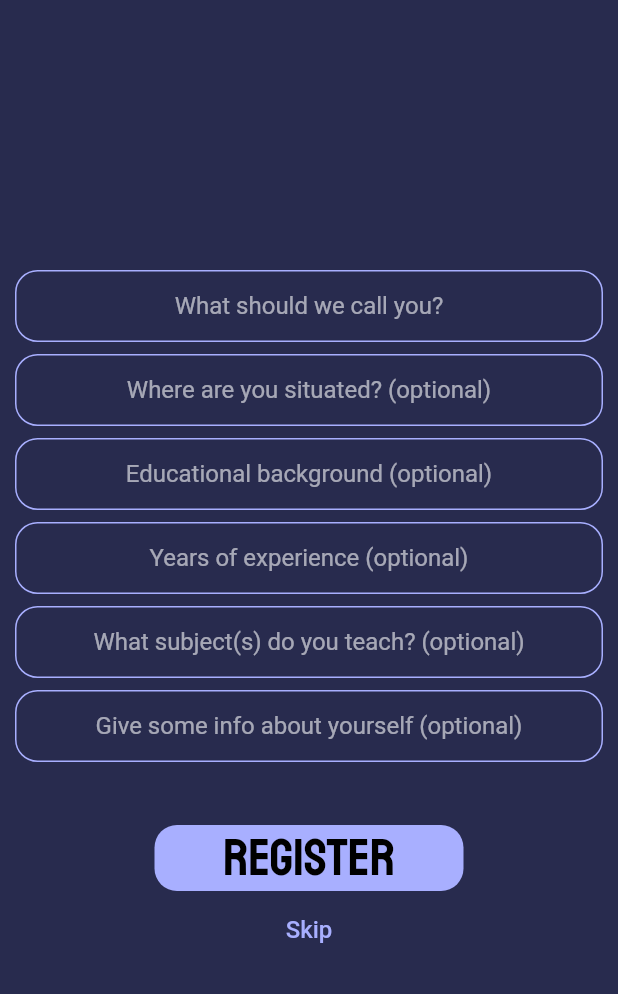
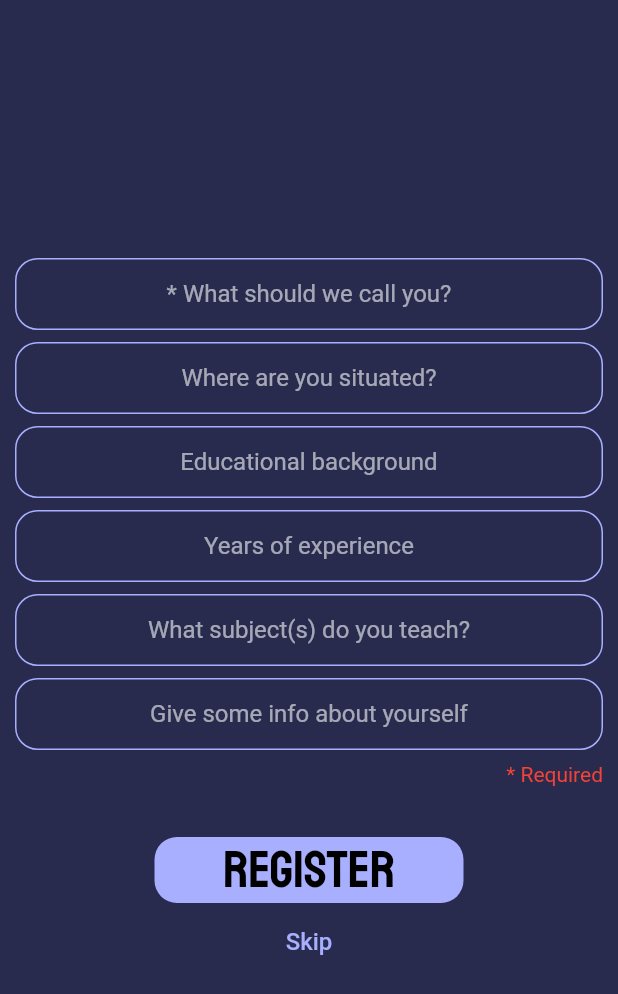
Before and after one commit to Shloktheboss142/Attendify, a Flutter app: the FurtherRegistration screen opened by its route, on a phone screen of 412 x 824 dp. Shown: the top 994 px of the screen. Run offline on Flutter 3.47's test engine with Material 2 defaults, Android fonts, the phone set to English and light mode, and no system bars; drawn by our look-alikes of modal_progress_hud_nsn; our stand-ins replace cloud_firestore, firebase_auth, firebase_core, firebase_database, firebase_storage, flutter_pw_validator and 2 more; missing offline and left inert: mobile_scanner; accounts and stored records are empty; Roboto replaces fonts that are missing (Cairo-Regular).

Commit message:
Made profile selection process better, changed logo and name of app, added icon next to ATTENDIFY

```diff
--- a/lib/further_registration.dart
+++ b/lib/further_registration.dart
@@ -79,7 +79,7 @@ class _FurtherRegistration extends State<FurtherRegistration> {
                     name = value;
                   },
                   decoration: kTextFieldDecoration.copyWith(
-                      hintText: 'What should we call you?',
+                      hintText: '* What should we call you?',
                       hintStyle: const TextStyle(
                           color: Color.fromARGB(150, 255, 255, 255)))),
               const SizedBox(
@@ -94,7 +94,7 @@ class _FurtherRegistration extends State<FurtherRegistration> {
                     location = value;
                   },
                   decoration: kTextFieldDecoration.copyWith(
-                      hintText: 'Where are you situated? (optional)',
+                      hintText: 'Where are you situated?',
                       hintStyle: const TextStyle(
                           color: Color.fromARGB(150, 255, 255, 255)))),
               const SizedBox(
@@ -109,7 +109,7 @@ class _FurtherRegistration extends State<FurtherRegistration> {
                     education = value;
                   },
                   decoration: kTextFieldDecoration.copyWith(
-                      hintText: 'Educational background (optional)',
+                      hintText: 'Educational background',
                       hintStyle: const TextStyle(
                           color: Color.fromARGB(150, 255, 255, 255)))),
               const SizedBox(
@@ -124,7 +124,7 @@ class _FurtherRegistration extends State<FurtherRegistration> {
                     experience = value;
                   },
                   decoration: kTextFieldDecoration.copyWith(
-                      hintText: 'Years of experience (optional)',
+                      hintText: 'Years of experience',
                       hintStyle: const TextStyle(
                           color: Color.fromARGB(150, 255, 255, 255)))),
               const SizedBox(
@@ -139,7 +139,7 @@ class _FurtherRegistration extends State<FurtherRegistration> {
                     subject = value;
                   },
                   decoration: kTextFieldDecoration.copyWith(
-                      hintText: 'What subject(s) do you teach? (optional)',
+                      hintText: 'What subject(s) do you teach?',
                       hintStyle: const TextStyle(
                           color: Color.fromARGB(150, 255, 255, 255)))),
               const SizedBox(
@@ -154,11 +154,26 @@ class _FurtherRegistration extends State<FurtherRegistration> {
                     about = value;
                   },
                   decoration: kTextFieldDecoration.copyWith(
-                      hintText: 'Give some info about yourself (optional)',
+                      hintText: 'Give some info about yourself',
                       hintStyle: const TextStyle(
                           color: Color.fromARGB(150, 255, 255, 255)))),
               const SizedBox(
-                height: 40.0,
+                height: 8,
+              ),
+              Container(
+                alignment: Alignment.center,
+                child: Row(
+                  mainAxisAlignment: MainAxisAlignment.end,
+                  children: const [
+                    Text(
+                      '* Required',
+                      style: TextStyle(color: Colors.red),
+                    ),
+                  ],
+                ),
+              ),
+              const SizedBox(
+                height: 32.0,
               ),
               ElevatedButton(
                 onPressed: submit
--- a/lib/profile.dart
+++ b/lib/profile.dart
@@ -27,7 +27,8 @@ class _ProfileState extends State<Profile> {
   String experience = '';
   String subject = '';
   String about = '';
-  String ProfileURL = '';
+  String ProfileURL =
+      'https://firebasestorage.googleapis.com/v0/b/edupoint-8e35b.appspot.com/o/files%2FProfile%2F0c3b3adb1a7530892e55ef36d3be6cb8.jpg?alt=media&token=79c4d9d4-0799-4740-b005-4642c626a467';
 
   @override
   void initState() {
@@ -79,6 +80,8 @@ class _ProfileState extends State<Profile> {
                 mainAxisAlignment: MainAxisAlignment.spaceEvenly,
                 children: [
                   CircleAvatar(
+                      backgroundColor: Colors.white,
+                      foregroundColor: Colors.white,
                       radius: MediaQuery.of(context).size.width / 5,
                       child: CircleAvatar(
                           radius: MediaQuery.of(context).size.width / 5,
--- a/pubspec.yaml
+++ b/pubspec.yaml
@@ -68,8 +68,8 @@ dev_dependencies:
 flutter_icons:
   android: "launcher_icon"
   ios: true
-  image_path: "assets/edu_point.png"
-  adaptive_icon_foreground: "assets/edu_point.png"
+  image_path: "assets/attendify.png"
+  adaptive_icon_foreground: "assets/attendify.png"
   # adaptive_icon_foreground: '#282b4e'
 
 
@@ -85,6 +85,7 @@ flutter:
     - assets/WelcomePage.png
     - assets/LessonPlan.webp
     - assets/ReferenceBook2.jpg
+    - assets/logo.png
 
   fonts:
     - family: Staatliches
```
Also changed, not shown: lib/home_screen.dart (+38 -1 lines), lib/profile_pic.dart (+61 -20 lines), assets/attendify.png (added), assets/logo.png (added), pubspec.lock, 11 other files.
